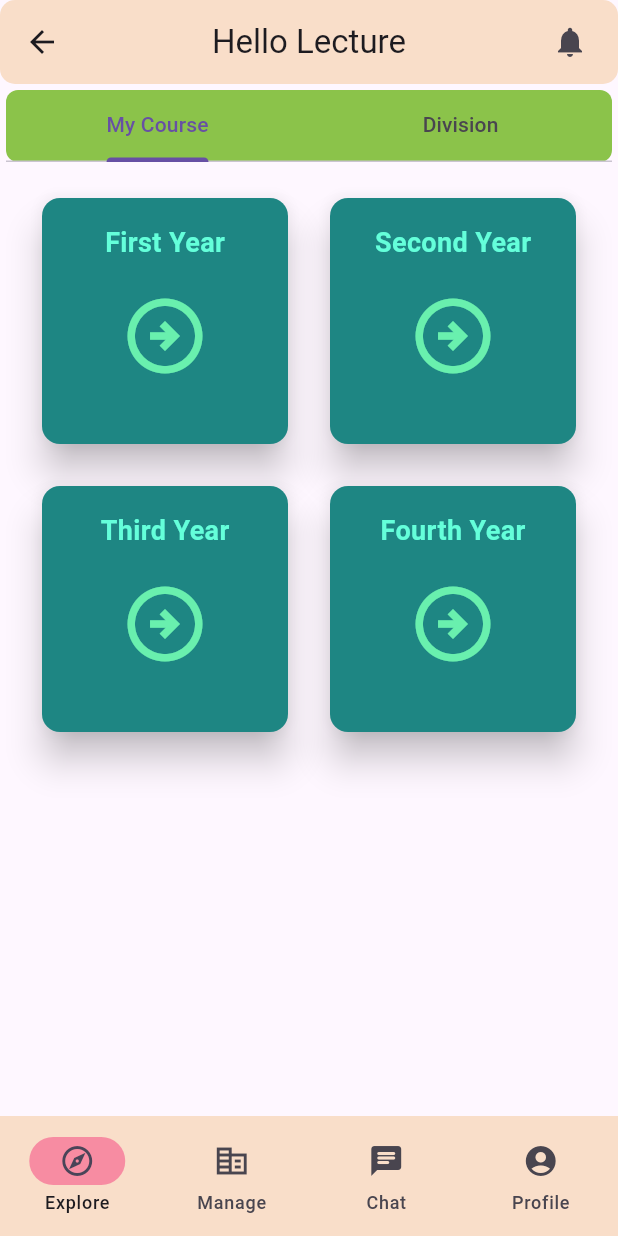
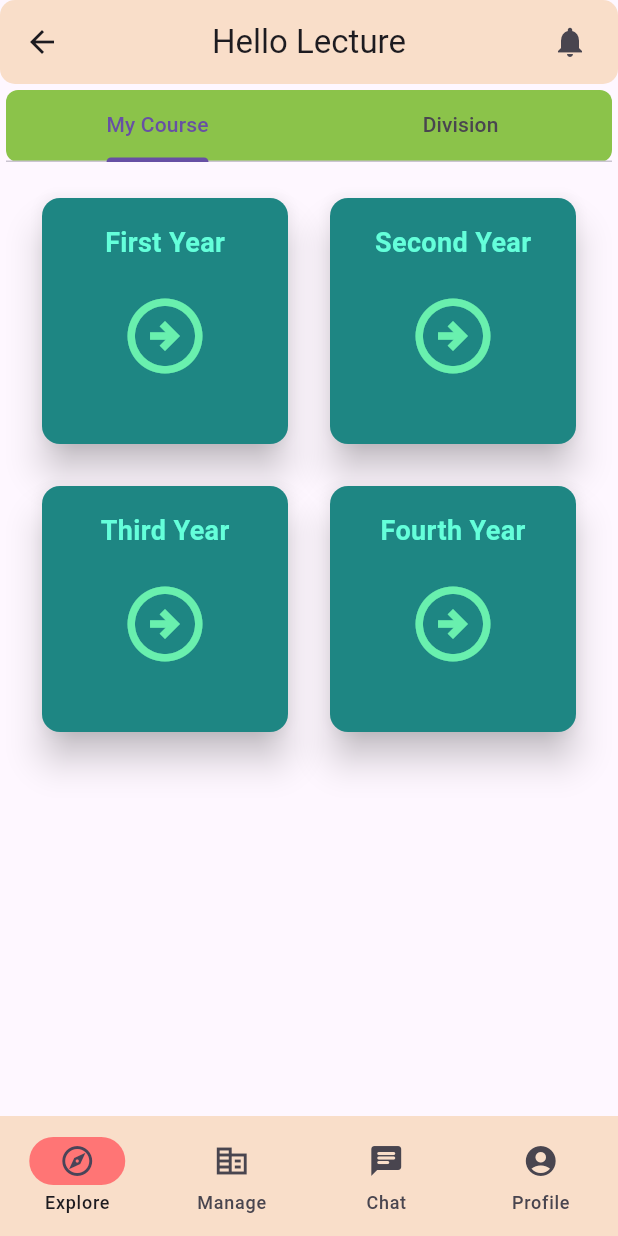
Before and after one commit to 13-Magicians/Class-Buddy, a Flutter app: the LecDash screen opened by its route, on a phone screen of 412 x 824 dp. Run offline on Flutter 3.47's test engine with Material 3 defaults, Android fonts, the phone set to English and light mode, and no system bars; our stand-ins replace cloud_firestore, device_preview, firebase_auth, firebase_core, flutter_markdown, get_storage and 2 more; missing offline and left inert: simple_progress_indicators; accounts and stored records are empty.

Commit message:
Update lec_dash.dart

```diff
--- a/lib/screens/lec_dash.dart
+++ b/lib/screens/lec_dash.dart
@@ -62,7 +62,7 @@ class _LecDashState extends State<LecDash> {
           labelBehavior: labelBehavior,
           selectedIndex: currentPageIndex,
           elevation: 0.0,
-          indicatorColor: Color(0xFFF78CA2),
+          indicatorColor: Color(0xFFFF7575),
           animationDuration: Duration(milliseconds: 1000),
           onDestinationSelected: (int index) {
             setState(() {
```
